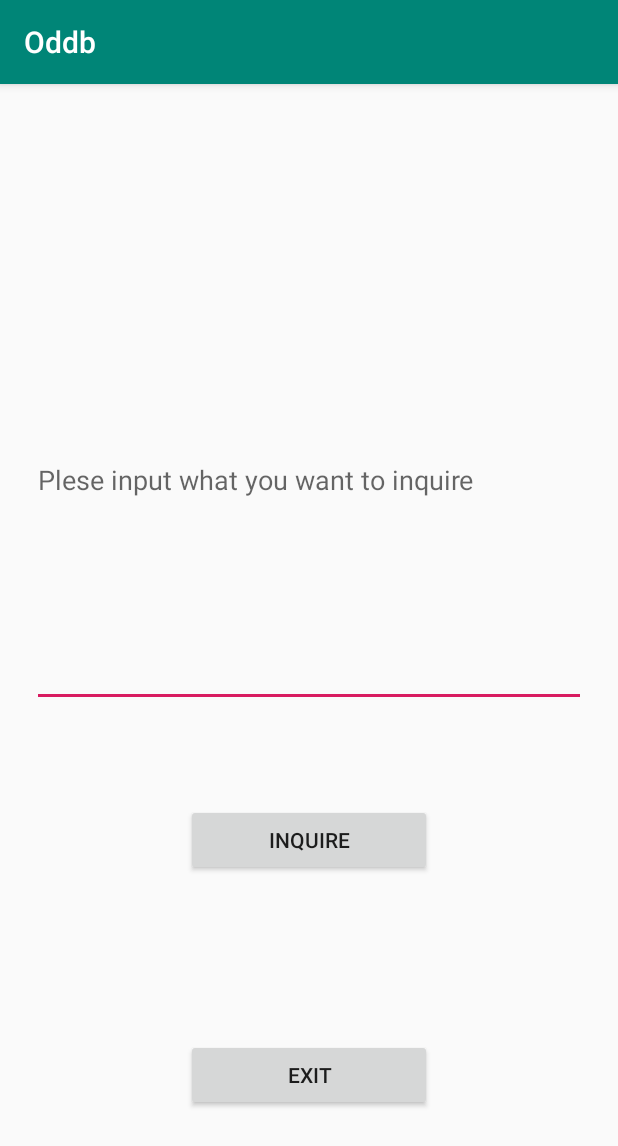
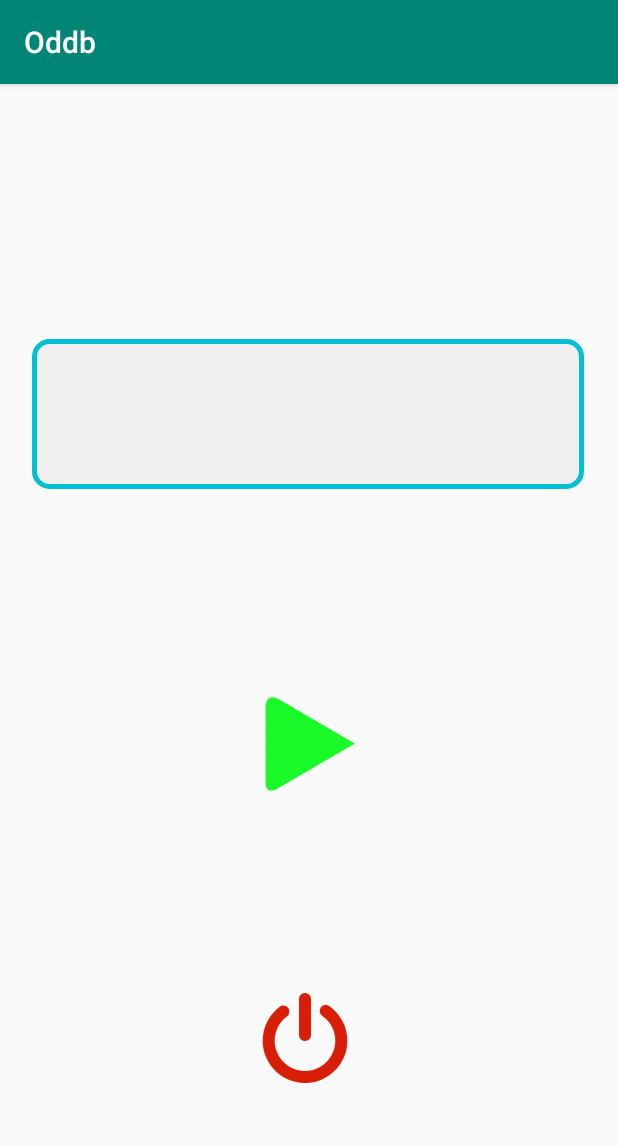
Before and after one commit to CNife/totem-android, an Android app: the screen it shows after launch (MainActivity), on a phone screen of 412 x 824 dp. Shown: the top 1146 px of the screen. Run offline under Robolectric (Android 15) with nearby library versions, the phone set to English and light mode, and no system bars.

Commit message:
test qhrnb

```diff
--- a/app/src/main/java/drz/oddb/MainActivity.java
+++ b/app/src/main/java/drz/oddb/MainActivity.java
@@ -39,7 +39,7 @@ public class MainActivity extends AppCompatActivity {
         setContentView(R.layout.activity_main);
 
         //播放BGM
-        startService(intent);
+        //startService(intent);
 
         //查询按钮
         Button button = findViewById(R.id.button);
@@ -47,6 +47,7 @@ public class MainActivity extends AppCompatActivity {
         button.setOnClickListener(new View.OnClickListener() {
             @Override
             public void onClick(View v) {
+                startActivity(new Intent(("android.intent.action.PRINTRST")));
                 trans.Test();
             }
         });
--- a/app/src/main/java/drz/oddb/PrintResult.java
+++ b/app/src/main/java/drz/oddb/PrintResult.java
@@ -1,6 +1,7 @@
 package drz.oddb;
 
 import android.content.Intent;
+import android.graphics.Color;
 import android.os.Bundle;
 import android.support.v7.app.AppCompatActivity;
 import android.view.Gravity;
--- a/app/src/main/res/layout/activity_main.xml
+++ b/app/src/main/res/layout/activity_main.xml
@@ -10,25 +10,28 @@
 
     <EditText
         android:id="@+id/edit_text"
-        android:layout_width="0dp"
-        android:layout_height="0dp"
+        android:layout_width="368dp"
+        android:layout_height="100dp"
         android:layout_marginStart="21dp"
-        android:layout_marginTop="113dp"
+        android:layout_marginTop="170dp"
         android:layout_marginEnd="21dp"
-        android:layout_marginBottom="221dp"
-        android:hint="Plese input what you want to inquire"
-        android:maxLines="3"
-        app:layout_constraintBottom_toTopOf="@+id/exit_button"
+        android:layout_marginBottom="117dp"
+        android:background="@drawable/edit_tv"
+        android:maxLines="2"
+        app:layout_constraintBottom_toTopOf="@+id/button"
         app:layout_constraintEnd_toEndOf="parent"
+        app:layout_constraintHorizontal_bias="0.0"
         app:layout_constraintStart_toStartOf="parent"
-        app:layout_constraintTop_toTopOf="parent" />
+        app:layout_constraintTop_toTopOf="parent"
+        app:layout_constraintVertical_chainStyle="spread_inside" />
 
     <Button
         android:id="@+id/button"
-        android:layout_width="164dp"
-        android:layout_height="wrap_content"
-        android:layout_marginBottom="176dp"
-        android:text="INQUIRE"
+        android:layout_width="75dp"
+        android:layout_height="75dp"
+        android:layout_marginBottom="289dp"
+        android:background="@drawable/btn_begin"
+        android:text=""
         app:layout_constraintBottom_toBottomOf="parent"
         app:layout_constraintEnd_toEndOf="parent"
         app:layout_constraintStart_toStartOf="parent"
@@ -36,13 +39,17 @@
 
     <Button
         android:id="@+id/exit_button"
-        android:layout_width="164dp"
-        android:layout_height="wrap_content"
+        android:layout_width="80dp"
+        android:layout_height="80dp"
+        android:layout_marginTop="8dp"
         android:layout_marginBottom="83dp"
-        android:text="EXIT"
+        android:background="@drawable/btn_finish"
+        android:text=""
         app:layout_constraintBottom_toBottomOf="parent"
         app:layout_constraintEnd_toEndOf="parent"
+        app:layout_constraintHorizontal_bias="0.492"
         app:layout_constraintStart_toStartOf="parent"
-        app:layout_constraintTop_toBottomOf="@+id/edit_text" />
+        app:layout_constraintTop_toBottomOf="@+id/button"
+        app:layout_constraintVertical_bias="0.929" />
 
 </android.support.constraint.ConstraintLayout>
```
